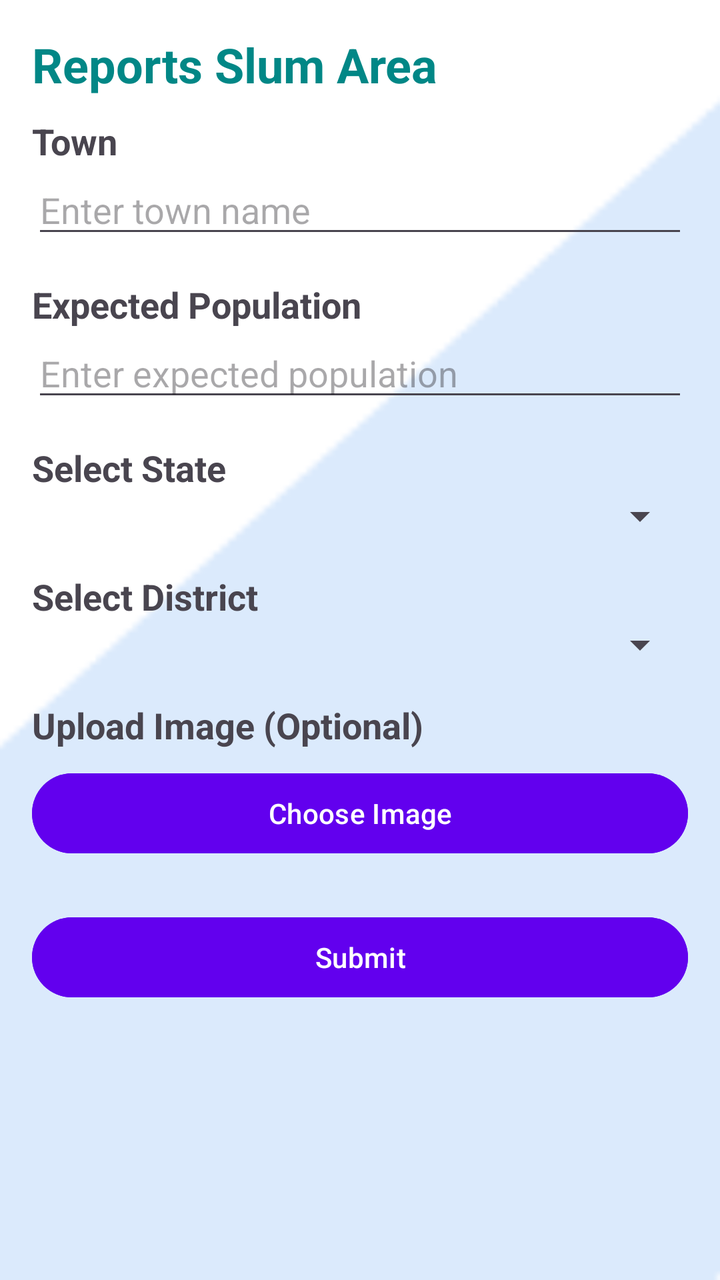
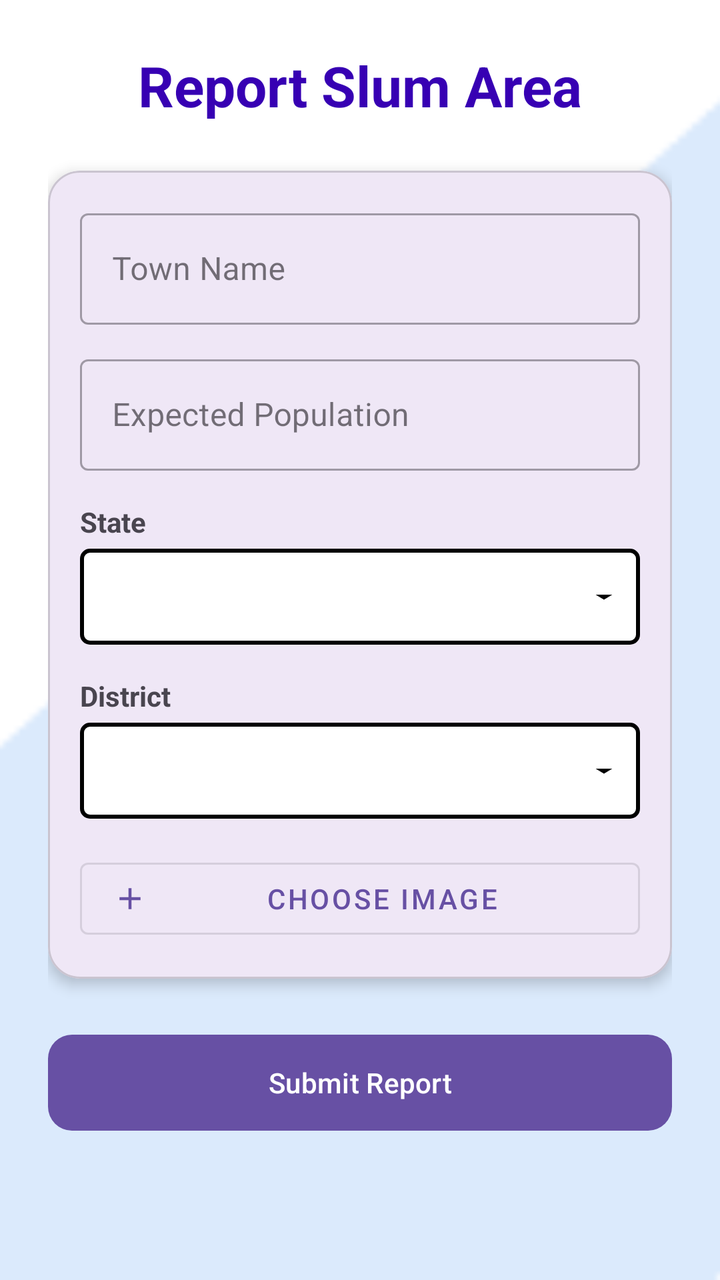

Screens rendered from an Android XML layout before and after an edit, with the pre-edit source and the edit as a unified diff.
<!-- AndroidManifest.xml: application theme Theme.Orphans -->
<!-- res/layout/activity_slum_area_report.xml -->
<?xml version="1.0" encoding="utf-8"?>

<LinearLayout xmlns:android="http://schemas.android.com/apk/res/android"
    android:layout_width="match_parent"
    android:layout_height="match_parent"
    android:orientation="vertical"
    android:background="@drawable/donor"
    android:padding="16dp">

    <TextView
        android:layout_width="wrap_content"
        android:layout_height="wrap_content"
        android:text="Reports Slum Area"
        android:textSize="24sp"
        android:textColor="@color/teal_700"
        android:textStyle="bold" />


    <TextView
        android:layout_width="wrap_content"
        android:layout_height="wrap_content"
        android:layout_marginTop="10dp"
        android:text="Town"
        android:textStyle="bold"
        android:textSize="18sp" />

    <EditText
        android:id="@+id/editTextTown"
        android:layout_width="match_parent"
        android:layout_height="wrap_content"
        android:hint="Enter town name" />


    <TextView
        android:layout_width="wrap_content"
        android:layout_height="wrap_content"
        android:text="Expected Population"
        android:textStyle="bold"
        android:textSize="18sp"
        android:layout_marginTop="16dp" />

    <EditText
        android:id="@+id/editTextPopulation"
        android:layout_width="match_parent"
        android:layout_height="wrap_content"
        android:hint="Enter expected population" />


    <TextView
        android:layout_width="wrap_content"
        android:layout_height="wrap_content"
        android:text="Select State"
        android:textStyle="bold"
        android:textSize="18sp"
        android:layout_marginTop="16dp" />

    <Spinner
        android:id="@+id/spinnerState"
        android:layout_width="match_parent"
        android:layout_height="wrap_content" />


    <TextView
        android:layout_width="wrap_content"
        android:layout_height="wrap_content"
        android:text="Select District"
        android:textStyle="bold"
        android:textSize="18sp"
        android:layout_marginTop="16dp" />

    <Spinner
        android:id="@+id/spinnerDistrict"
        android:layout_width="match_parent"
        android:layout_height="wrap_content" />


    <TextView
        android:layout_width="wrap_content"
        android:layout_height="wrap_content"
        android:text="Upload Image (Optional)"
        android:textStyle="bold"
        android:textSize="18sp"
        android:layout_marginTop="16dp" />

    <ImageView
        android:id="@+id/imageView"
        android:layout_width="match_parent"
        android:layout_height="200dp"
        android:layout_marginTop="8dp"
        android:scaleType="centerCrop"
        android:contentDescription="Selected image"
        android:visibility="gone" />

    <Button
        android:id="@+id/buttonUploadImage"
        android:layout_width="match_parent"
        android:layout_height="wrap_content"
        android:backgroundTint="@color/colorPrimary"
        android:text="Choose Image"
        android:layout_marginTop="8dp" />


    <Button
        android:id="@+id/buttonSubmit"
        android:layout_width="match_parent"
        android:layout_height="wrap_content"
        android:text="Submit"
        android:backgroundTint="@color/colorPrimary"
        android:layout_marginTop="24dp" />

</LinearLayout>
<!-- resources referenced by this layout -->
<resources>
  <color name="colorPrimary">#6200EE</color>
  <color name="teal_700">#FF018786</color>
  <!-- drawable donor: png bitmap (drawable, 863 bytes) -->
  <style name="Theme.Orphans" parent="Base.Theme.Orphans" />
  <style name="Base.Theme.Orphans" parent="Theme.Material3.DayNight.NoActionBar">
          
          
      </style>
</resources>

<!-- the commit's change to res/layout/activity_slum_area_report.xml (unified diff, before → after) -->
@@ -1,111 +1,143 @@
 <?xml version="1.0" encoding="utf-8"?>
-
-<LinearLayout xmlns:android="http://schemas.android.com/apk/res/android"
+<androidx.core.widget.NestedScrollView xmlns:android="http://schemas.android.com/apk/res/android"
+    xmlns:app="http://schemas.android.com/apk/res-auto"
     android:layout_width="match_parent"
     android:layout_height="match_parent"
-    android:orientation="vertical"
-    android:background="@drawable/donor"
-    android:padding="16dp">
+    android:fillViewport="true"
+    android:background="@drawable/donor">
 
-    <TextView
-        android:layout_width="wrap_content"
-        android:layout_height="wrap_content"
-        android:text="Reports Slum Area"
-        android:textSize="24sp"
-        android:textColor="@color/teal_700"
-        android:textStyle="bold" />
-
-
-    <TextView
-        android:layout_width="wrap_content"
-        android:layout_height="wrap_content"
-        android:layout_marginTop="10dp"
-        android:text="Town"
-        android:textStyle="bold"
-        android:textSize="18sp" />
-
-    <EditText
-        android:id="@+id/editTextTown"
+    <androidx.constraintlayout.widget.ConstraintLayout
         android:layout_width="match_parent"
         android:layout_height="wrap_content"
-        android:hint="Enter town name" />
+        android:padding="24dp">
 
+        <TextView
+            android:id="@+id/titleTextView"
+            android:layout_width="wrap_content"
+            android:layout_height="wrap_content"
+            android:text="Report Slum Area"
+            android:textSize="28sp"
+            android:textColor="@color/colorPrimaryDark"
+            android:textStyle="bold"
+            app:layout_constraintTop_toTopOf="parent"
+            app:layout_constraintStart_toStartOf="parent"
+            app:layout_constraintEnd_toEndOf="parent" />
 
-    <TextView
-        android:layout_width="wrap_content"
-        android:layout_height="wrap_content"
-        android:text="Expected Population"
-        android:textStyle="bold"
-        android:textSize="18sp"
-        android:layout_marginTop="16dp" />
+        <com.google.android.material.card.MaterialCardView
+            android:id="@+id/formCard"
+            android:layout_width="match_parent"
+            android:layout_height="wrap_content"
+            android:layout_marginTop="24dp"
+            app:cardCornerRadius="16dp"
+            app:cardElevation="4dp"
+            app:layout_constraintTop_toBottomOf="@id/titleTextView">
 
-    <EditText
-        android:id="@+id/editTextPopulation"
-        android:layout_width="match_parent"
-        android:layout_height="wrap_content"
-        android:hint="Enter expected population" />
+            <LinearLayout
+                android:layout_width="match_parent"
+                android:layout_height="wrap_content"
+                android:orientation="vertical"
+                android:padding="16dp">
 
+                <com.google.android.material.textfield.TextInputLayout
+                    style="@style/Widget.MaterialComponents.TextInputLayout.OutlinedBox"
+                    android:layout_width="match_parent"
+                    android:layout_height="wrap_content"
+                    android:hint="Town Name">
 
-    <TextView
-        android:layout_width="wrap_content"
-        android:layout_height="wrap_content"
-        android:text="Select State"
-        android:textStyle="bold"
-        android:textSize="18sp"
-        android:layout_marginTop="16dp" />
+                    <com.google.android.material.textfield.TextInputEditText
+                        android:id="@+id/editTextTown"
+                        android:layout_width="match_parent"
+                        android:layout_height="wrap_content"
+                        android:inputType="textCapWords" />
+                </com.google.android.material.textfield.TextInputLayout>
 
-    <Spinner
-        android:id="@+id/spinnerState"
-        android:layout_width="match_parent"
-        android:layout_height="wrap_content" />
+                <com.google.android.material.textfield.TextInputLayout
+                    style="@style/Widget.MaterialComponents.TextInputLayout.OutlinedBox"
+                    android:layout_width="match_parent"
+                    android:layout_height="wrap_content"
+                    android:layout_marginTop="12dp"
+                    android:hint="Expected Population">
 
+                    <com.google.android.material.textfield.TextInputEditText
+                        android:id="@+id/editTextPopulation"
+                        android:layout_width="match_parent"
+                        android:layout_height="wrap_content"
+                        android:inputType="number" />
+                </com.google.android.material.textfield.TextInputLayout>
 
-    <TextView
-        android:layout_width="wrap_content"
-        android:layout_height="wrap_content"
-        android:text="Select District"
-        android:textStyle="bold"
-        android:textSize="18sp"
-        android:layout_marginTop="16dp" />
+                <TextView
+                    android:layout_width="wrap_content"
+                    android:layout_height="wrap_content"
+                    android:text="State"
+                    android:layout_marginTop="16dp"
+                    android:textStyle="bold" />
 
-    <Spinner
-        android:id="@+id/spinnerDistrict"
-        android:layout_width="match_parent"
-        android:layout_height="wrap_content" />
+                <Spinner
+                    android:id="@+id/spinnerState"
+                    android:layout_width="match_parent"
+                    android:layout_height="48dp"
+                    android:layout_marginTop="4dp"
+                    android:background="@drawable/spinner_background" />
 
+                <TextView
+                    android:layout_width="wrap_content"
+                    android:layout_height="wrap_content"
+                    android:text="District"
+                    android:layout_marginTop="16dp"
+                    android:textStyle="bold" />
 
-    <TextView
-        android:layout_width="wrap_content"
-        android:layout_height="wrap_content"
-        android:text="Upload Image (Optional)"
-        android:textStyle="bold"
-        android:textSize="18sp"
-        android:layout_marginTop="16dp" />
+                <Spinner
+                    android:id="@+id/spinnerDistrict"
+                    android:layout_width="match_parent"
+                    android:layout_height="48dp"
+                    android:layout_marginTop="4dp"
+                    android:background="@drawable/spinner_background" />
 
-    <ImageView
-        android:id="@+id/imageView"
-        android:layout_width="match_parent"
-        android:layout_height="200dp"
-        android:layout_marginTop="8dp"
-        android:scaleType="centerCrop"
-        android:contentDescription="Selected image"
-        android:visibility="gone" />
+                <com.google.android.material.button.MaterialButton
+                    android:id="@+id/buttonUploadImage"
+                    style="@style/Widget.MaterialComponents.Button.OutlinedButton"
+                    android:layout_width="match_parent"
+                    android:layout_height="wrap_content"
+                    android:layout_marginTop="16dp"
+                    android:text="Choose Image"
+                    app:icon="@drawable/ic_add" />
 
-    <Button
-        android:id="@+id/buttonUploadImage"
-        android:layout_width="match_parent"
-        android:layout_height="wrap_content"
-        android:backgroundTint="@color/colorPrimary"
-        android:text="Choose Image"
-        android:layout_marginTop="8dp" />
+                <com.google.android.material.card.MaterialCardView
+                    android:id="@+id/imageCard"
+                    android:layout_width="match_parent"
+                    android:layout_height="200dp"
+                    android:layout_marginTop="8dp"
+                    android:visibility="gone"
+                    app:cardCornerRadius="8dp">
 
+                    <ImageView
+                        android:id="@+id/imageView"
+                        android:layout_width="match_parent"
+                        android:layout_height="match_parent"
+                        android:scaleType="centerCrop" />
+                </com.google.android.material.card.MaterialCardView>
 
-    <Button
-        android:id="@+id/buttonSubmit"
-        android:layout_width="match_parent"
-        android:layout_height="wrap_content"
-        android:text="Submit"
-        android:backgroundTint="@color/colorPrimary"
-        android:layout_marginTop="24dp" />
+            </LinearLayout>
+        </com.google.android.material.card.MaterialCardView>
 
-</LinearLayout>
+        <com.google.android.material.button.MaterialButton
+            android:id="@+id/buttonSubmit"
+            android:layout_width="match_parent"
+            android:layout_height="56dp"
+            android:layout_marginTop="24dp"
+            android:text="Submit Report"
+            app:cornerRadius="12dp"
+            app:layout_constraintTop_toBottomOf="@id/formCard" />
+
+        <ProgressBar
+            android:id="@+id/progressBar"
+            android:layout_width="wrap_content"
+            android:layout_height="wrap_content"
+            android:visibility="gone"
+            app:layout_constraintTop_toTopOf="parent"
+            app:layout_constraintBottom_toBottomOf="parent"
+            app:layout_constraintStart_toStartOf="parent"
+            app:layout_constraintEnd_toEndOf="parent" />
+
+    </androidx.constraintlayout.widget.ConstraintLayout>
+</androidx.core.widget.NestedScrollView>
<!-- resource entries referenced after the edit -->
@@ -1,9 +1,56 @@
 <!-- resources referenced by this layout -->
 <resources>
-  <color name="colorPrimary">#6200EE</color>
-  <color name="teal_700">#FF018786</color>
+  <color name="colorPrimaryDark">#3700B3</color>
   <!-- drawable donor: png bitmap (drawable, 863 bytes) -->
+  <!-- drawable ic_add (drawable) -->
+  <?xml version="1.0" encoding="utf-8"?>
+  <vector xmlns:android="http://schemas.android.com/apk/res/android"
+      android:height="24dp"
+      android:tint="#000000"
+      android:viewportHeight="24"
+      android:viewportWidth="24"
+      android:width="24dp">
+      <path
+          android:fillColor="@android:color/white"
+          android:pathData="M19,13h-6v6h-2v-6H5v-2h6V5h2v6h6v2z"/>
+  </vector>
+  <!-- drawable spinner_background (drawable) -->
+  <?xml version="1.0" encoding="utf-8"?>
+  <layer-list xmlns:android="http://schemas.android.com/apk/res/android">
+  
+      
+      <item>
+          <shape
+              android:shape="rectangle">
+              <solid android:color="@android:color/white"/>
+              <stroke
+                  android:width="2dp"
+                  android:color="@color/black"/>
+              <corners android:radius="4dp"/>
+          </shape>
+      </item>
+  
+      
+      <item
+          android:width="20dp"
+          android:drawable="@drawable/spinner_arrow"
+          android:gravity="end|center_vertical"
+          android:right="8dp"/>
+  
+  </layer-list>
   <style name="Theme.Orphans" parent="Base.Theme.Orphans" />
+  <color name="black">#FF000000</color>
+  <!-- drawable spinner_arrow (drawable) -->
+  <?xml version="1.0" encoding="utf-8"?>
+  <vector xmlns:android="http://schemas.android.com/apk/res/android"
+      android:width="12dp"
+      android:height="12dp"
+      android:viewportWidth="24"
+      android:viewportHeight="24">
+      <path
+          android:fillColor="@color/black"
+          android:pathData="M7 10l5 5 5-5z"/>
+  </vector>
   <style name="Base.Theme.Orphans" parent="Theme.Material3.DayNight.NoActionBar">
           
           
